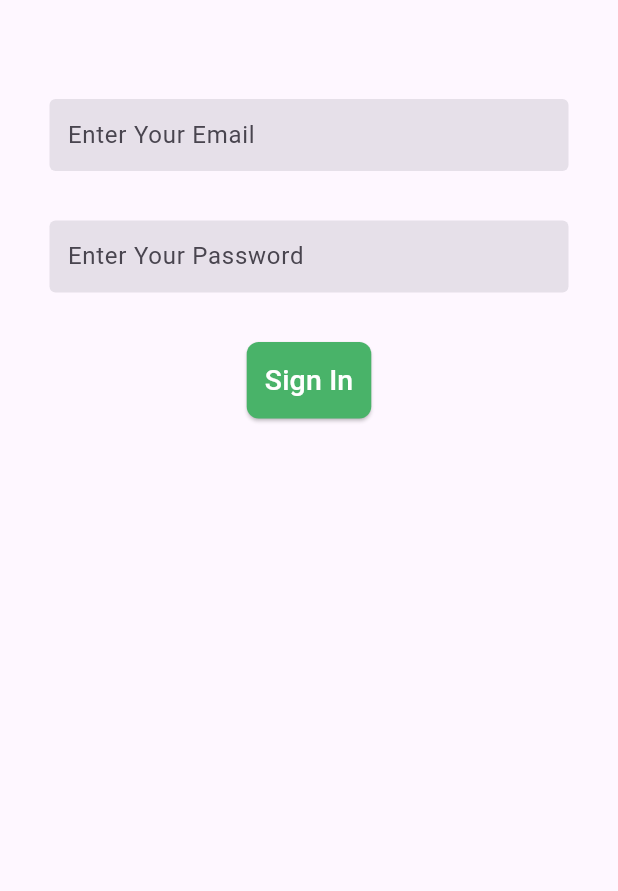
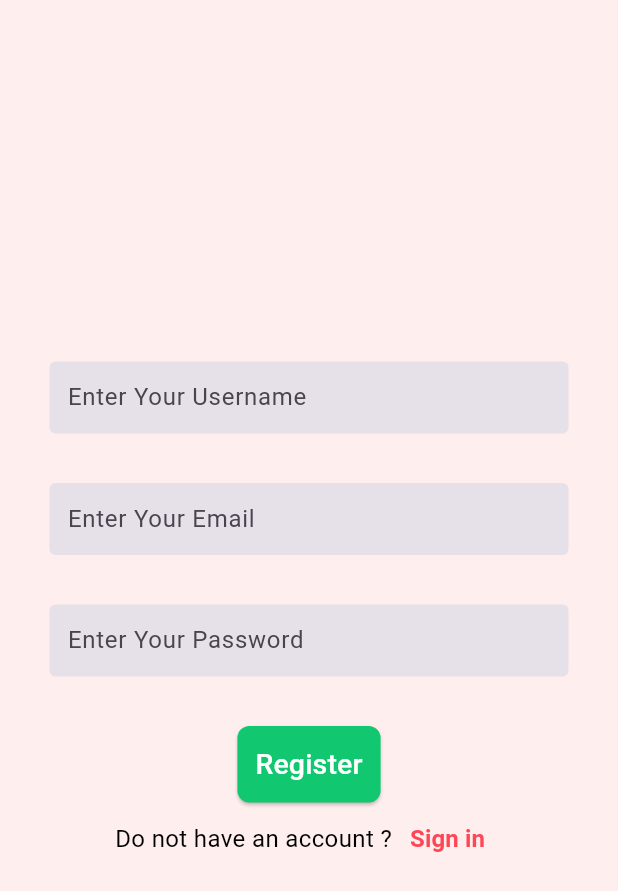
Before and after one commit to Diaf-Abderrahmane/flower_app, a Flutter app: the screen it shows after launch, on a phone screen of 412 x 824 dp. Shown: the top 891 px of the screen. Run offline on Flutter 3.47's test engine with Material 3 defaults, Android fonts, the phone set to English and light mode, and no system bars.

Commit message:
Login & Register pages

```diff
--- a/lib/main.dart
+++ b/lib/main.dart
@@ -1,6 +1,7 @@
 // ignore_for_file: prefer_const_constructors
 
 import 'package:flower_app/pages/login.dart';
+import 'package:flower_app/pages/register.dart';
 import 'package:flutter/material.dart';
 
 void main() {
@@ -15,7 +16,7 @@ class MyApp extends StatelessWidget {
   Widget build(BuildContext context) {
     return MaterialApp(
       debugShowCheckedModeBanner: false,
-      home: Login(),
+      home: Register(),
     );
   }
 }
--- /dev/null
+++ b/lib/pages/register.dart
@@ -0,0 +1,109 @@
+// ignore_for_file: prefer_const_constructors, prefer_const_literals_to_create_immutables
+
+import 'package:flower_app/pages/login.dart';
+import 'package:flower_app/shared%20widgets/colors.dart';
+import 'package:flower_app/shared%20widgets/constants.dart';
+import 'package:flower_app/shared%20widgets/custom_textfield.dart';
+import 'package:flutter/material.dart';
+
+class Register extends StatelessWidget {
+  const Register({super.key});
+
+  @override
+  Widget build(BuildContext context) {
+    return SafeArea(
+      child: Scaffold(
+        backgroundColor: Color.fromARGB(255, 255, 238, 238),
+        body: Center(
+          child: Padding(
+            padding: const EdgeInsets.all(33.0),
+            child: SingleChildScrollView(
+              child: Column(
+                mainAxisAlignment: MainAxisAlignment.center,
+                children: [
+                  // MyTextField(
+                  //   textInputType: TextInputType.emailAddress,
+                  //   isPassword: false,
+                  //   hintText: "Enter your email",
+                  // ),
+
+                  TextField(
+                    keyboardType: TextInputType.text,
+                    // for password obscure
+                    obscureText: false,
+                    decoration: decorationTextField.copyWith(
+                        hintText: "Enter Your Username"),
+                  ),
+                  SizedBox(
+                    height: 33,
+                  ),
+                  TextField(
+                    keyboardType: TextInputType.emailAddress,
+                    // for password obscure
+                    obscureText: false,
+                    decoration: decorationTextField.copyWith(
+                        hintText: "Enter Your Email"),
+                  ),
+                  SizedBox(
+                    height: 33,
+                  ),
+                  TextField(
+                    keyboardType: TextInputType.text,
+                    // for password obscure
+                    obscureText: true,
+                    decoration: decorationTextField.copyWith(
+                        hintText: "Enter Your Password"),
+                  ),
+                  SizedBox(
+                    height: 33,
+                  ),
+                  ElevatedButton(
+                    onPressed: () {},
+                    style: ButtonStyle(
+                      backgroundColor: MaterialStateProperty.all(valBlue),
+                      padding: MaterialStateProperty.all(EdgeInsets.all(12)),
+                      shape: MaterialStateProperty.all(RoundedRectangleBorder(
+                          borderRadius: BorderRadius.circular(8))),
+                    ),
+                    child: Text(
+                      "Register",
+                      style: TextStyle(fontSize: 19, color: Colors.white),
+                    ),
+                  ),
+
+                  Row(
+                    mainAxisAlignment: MainAxisAlignment.center,
+                    children: [
+                      Text(
+                        "Do not have an account ?",
+                        style: TextStyle(
+                          color: Colors.black,
+                          fontSize: 16,
+                        ),
+                      ),
+                      TextButton(
+                          onPressed: () {
+                            // a method to navigate to another page through the class name and not the route name
+                            Navigator.pushReplacement(
+                                context,
+                                MaterialPageRoute(
+                                    builder: (context) => const Login()));
+                          },
+                          child: Text(
+                            "Sign in",
+                            style: TextStyle(
+                                color: valRed,
+                                fontWeight: FontWeight.bold,
+                                fontSize: 16),
+                          ))
+                    ],
+                  )
+                ],
+              ),
+            ),
+          ),
+        ),
+      ),
+    );
+  }
+}
--- a/lib/shared widgets/colors.dart
+++ b/lib/shared widgets/colors.dart
@@ -3,3 +3,5 @@ import 'package:flutter/material.dart';
 const BTNpink = Color.fromARGB(255, 241, 39, 100);
 const BTNgreen = Color.fromARGB(255, 73, 179, 105);
 const appbarGreen = Color.fromARGB(255, 76, 141, 95);
+const valBlue = Color.fromRGBO(17, 199, 111, 1);
+const valRed = Color(0xffff4654); // Second `const` is optional in assignments.
```
Also changed, not shown: lib/pages/login.dart (+37 -4 lines).
